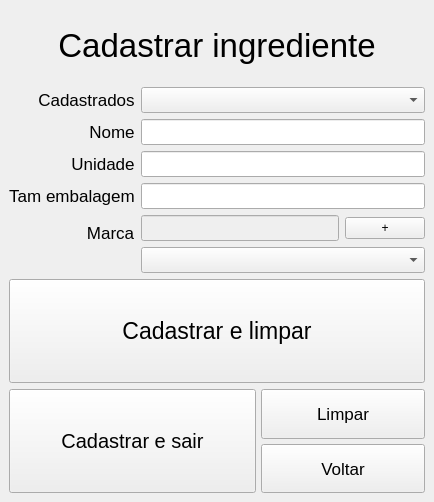
The window that tela_cadastro_ingrediente.ui (lucasHashi/PyQt5-gerenciador-de-vendas-de-comidas) describes before a commit, drawn with Qt 5.
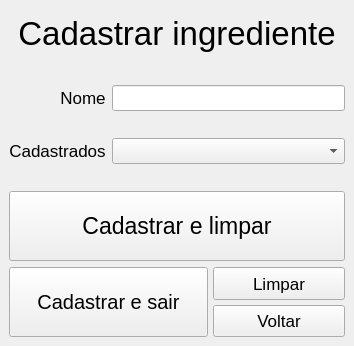
The same window after the commit.

Commit message:
Ingredientes refeitos e funcionando
Atualização do esquema do banco de dados.
Todas as funcoes de ingrediente funcionando.

The edit to the form file:
```diff
--- a/tela_cadastro_ingrediente.ui
+++ b/tela_cadastro_ingrediente.ui
@@ -6,8 +6,8 @@
    <rect>
     <x>0</x>
     <y>0</y>
-    <width>434</width>
-    <height>502</height>
+    <width>354</width>
+    <height>346</height>
    </rect>
   </property>
   <property name="windowTitle">
@@ -46,36 +46,6 @@
        <set>Qt::AlignRight|Qt::AlignTrailing|Qt::AlignVCenter</set>
       </property>
       <item row="0" column="0">
-       <widget class="QLabel" name="lbl_cadastrados">
-        <property name="sizePolicy">
-         <sizepolicy hsizetype="Minimum" vsizetype="Minimum">
-          <horstretch>0</horstretch>
-          <verstretch>2</verstretch>
-         </sizepolicy>
-        </property>
-        <property name="font">
-         <font>
-          <pointsize>13</pointsize>
-         </font>
-        </property>
-        <property name="text">
-         <string>Cadastrados</string>
-        </property>
-        <property name="alignment">
-         <set>Qt::AlignCenter</set>
-        </property>
-       </widget>
-      </item>
-      <item row="0" column="1">
-       <widget class="QComboBox" name="combo_nomes">
-        <property name="font">
-         <font>
-          <pointsize>11</pointsize>
-         </font>
-        </property>
-       </widget>
-      </item>
-      <item row="1" column="0">
        <widget class="QLabel" name="lbl_nome">
         <property name="sizePolicy">
          <sizepolicy hsizetype="Minimum" vsizetype="Minimum">
@@ -96,7 +66,7 @@
         </property>
        </widget>
       </item>
-      <item row="1" column="1">
+      <item row="0" column="1">
        <widget class="QLineEdit" name="txt_nome">
         <property name="sizePolicy">
          <sizepolicy hsizetype="Expanding" vsizetype="Maximum">
@@ -111,8 +81,8 @@
         </property>
        </widget>
       </item>
-      <item row="2" column="0">
-       <widget class="QLabel" name="lbl_unidade">
+      <item row="1" column="0">
+       <widget class="QLabel" name="lbl_cadastrados">
         <property name="sizePolicy">
          <sizepolicy hsizetype="Minimum" vsizetype="Minimum">
           <horstretch>0</horstretch>
@@ -125,7 +95,7 @@
          </font>
         </property>
         <property name="text">
-         <string>Unidade</string>
+         <string>Cadastrados</string>
         </property>
         <property name="alignment">
          <set>Qt::AlignCenter</set>
@@ -135,14 +105,8 @@
         </property>
        </widget>
       </item>
-      <item row="2" column="1">
-       <widget class="QLineEdit" name="txt_unidade">
-        <property name="sizePolicy">
-         <sizepolicy hsizetype="Expanding" vsizetype="Maximum">
-          <horstretch>0</horstretch>
-          <verstretch>2</verstretch>
-         </sizepolicy>
-        </property>
+      <item row="1" column="1">
+       <widget class="QComboBox" name="combo_nomes">
         <property name="font">
          <font>
           <pointsize>11</pointsize>
@@ -150,108 +114,6 @@
         </property>
        </widget>
       </item>
-      <item row="3" column="0">
-       <widget class="QLabel" name="lbl_tam_embalagem">
-        <property name="sizePolicy">
-         <sizepolicy hsizetype="Minimum" vsizetype="Minimum">
-          <horstretch>0</horstretch>
-          <verstretch>2</verstretch>
-         </sizepolicy>
-        </property>
-        <property name="font">
-         <font>
-          <pointsize>13</pointsize>
-         </font>
-        </property>
-        <property name="text">
-         <string>Tam embalagem</string>
-        </property>
-        <property name="alignment">
-         <set>Qt::AlignCenter</set>
-        </property>
-        <property name="buddy">
-         <cstring>txt_tam_embalagem</cstring>
-        </property>
-       </widget>
-      </item>
-      <item row="3" column="1">
-       <widget class="QLineEdit" name="txt_tam_embalagem">
-        <property name="sizePolicy">
-         <sizepolicy hsizetype="Expanding" vsizetype="Maximum">
-          <horstretch>0</horstretch>
-          <verstretch>2</verstretch>
-         </sizepolicy>
-        </property>
-        <property name="font">
-         <font>
-          <pointsize>11</pointsize>
-         </font>
-        </property>
-       </widget>
-      </item>
-      <item row="4" column="0">
-       <widget class="QLabel" name="lbl_marca">
-        <property name="sizePolicy">
-         <sizepolicy hsizetype="Minimum" vsizetype="Minimum">
-          <horstretch>0</horstretch>
-          <verstretch>2</verstretch>
-         </sizepolicy>
-        </property>
-        <property name="font">
-         <font>
-          <pointsize>13</pointsize>
-         </font>
-        </property>
-        <property name="text">
-         <string>Marca</string>
-        </property>
-        <property name="alignment">
-         <set>Qt::AlignCenter</set>
-        </property>
-       </widget>
-      </item>
-      <item row="4" column="1">
-       <layout class="QVBoxLayout" name="verticalLayout_2">
-        <item>
-         <layout class="QHBoxLayout" name="horizontalLayout" stretch="5,1">
-          <item>
-           <widget class="QLineEdit" name="txt_marca">
-            <property name="enabled">
-             <bool>false</bool>
-            </property>
-            <property name="font">
-             <font>
-              <pointsize>11</pointsize>
-             </font>
-            </property>
-           </widget>
-          </item>
-          <item>
-           <widget class="QPushButton" name="btn_ativa_marca">
-            <property name="text">
-             <string>+</string>
-            </property>
-           </widget>
-          </item>
-         </layout>
-        </item>
-        <item>
-         <widget class="QComboBox" name="combo_marca">
-          <property name="sizePolicy">
-           <sizepolicy hsizetype="Preferred" vsizetype="Maximum">
-            <horstretch>0</horstretch>
-            <verstretch>0</verstretch>
-           </sizepolicy>
-          </property>
-          <property name="font">
-           <font>
-            <pointsize>11</pointsize>
-           </font>
-          </property>
-         </widget>
-        </item>
-       </layout>
-      </item>
      </layout>
     </item>
     <item>
```
Left out of the diff: 9 changed lines with no effect on the pictures. The commit also changes 14 other files.
